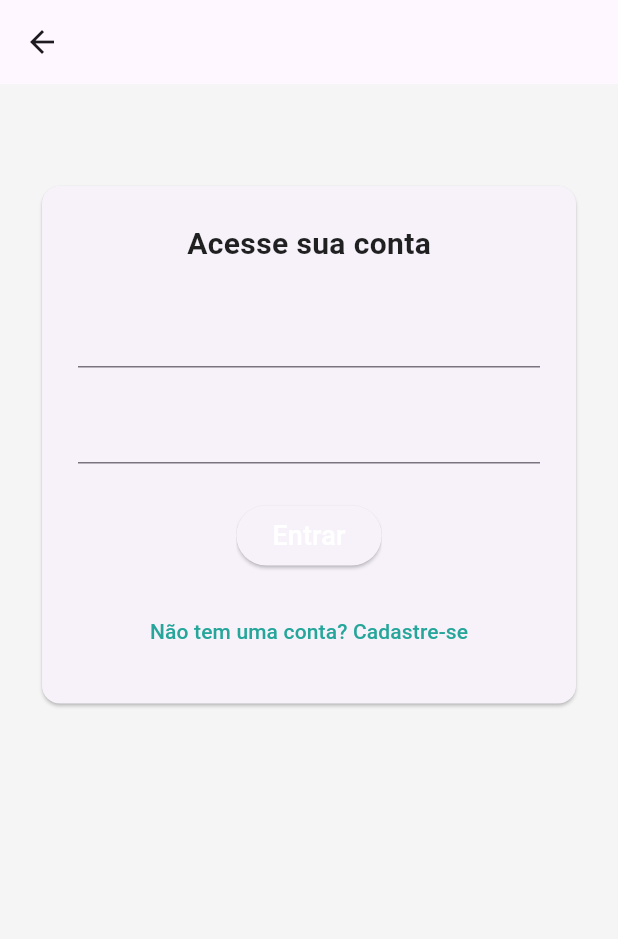
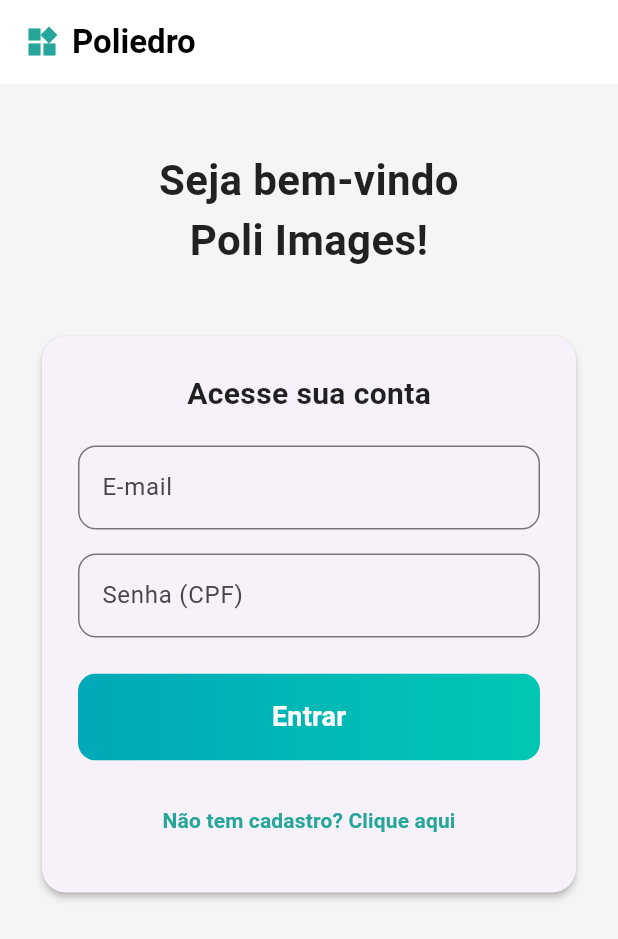
Before and after one commit to PoliImages/poli-images-front, a Flutter app: the LoginPage screen opened directly, on a phone screen of 412 x 824 dp. Shown: the top 939 px of the screen. Run offline on Flutter 3.47's test engine with Material 3 defaults, Android fonts, the phone set to English and light mode, and no system bars.

Commit message:
ajuste tela login

```diff
--- a/lib/features/auth/presentation/pages/login_page.dart
+++ b/lib/features/auth/presentation/pages/login_page.dart
@@ -1,6 +1,5 @@
 import 'package:flutter/material.dart';
 import '../../services/auth_service.dart';
-// Importa a página de cadastro para podermos navegar até ela
 import 'register_page.dart';
 
 class LoginPage extends StatefulWidget {
@@ -26,7 +25,6 @@
       _isLoading = true;
     });
 
-    // Chama o método de login do nosso serviço
     final result = await _authService.loginUser(
       email: email,
       password: password,
@@ -39,7 +37,7 @@
     if (mounted) {
       _showFeedback(
         message: result['message'],
-        isSuccess: result['statusCode'] == 200, // Sucesso no login é 200 OK
+        isSuccess: result['statusCode'] == 200,
       );
     }
   }
@@ -70,7 +68,21 @@
     return Scaffold(
       backgroundColor: Colors.grey[100],
       appBar: AppBar(
-        // ... (AppBar idêntico ao da RegisterPage) ...
+        backgroundColor: Colors.white,
+        elevation: 0,
+        title: Row(
+          children: [
+            Icon(Icons.widgets, color: Colors.teal[400]),
+            const SizedBox(width: 8),
+            const Text(
+              'Poliedro',
+              style: TextStyle(
+                color: Colors.black,
+                fontWeight: FontWeight.bold,
+              ),
+            ),
+          ],
+        ),
       ),
       body: SingleChildScrollView(
         child: Padding(
@@ -78,16 +90,28 @@
           child: Column(
             crossAxisAlignment: CrossAxisAlignment.stretch,
             children: [
-              // ... (Título idêntico) ...
+              const SizedBox(height: 20),
+              const Text(
+                'Seja bem-vindo\nPoli Images!',
+                textAlign: TextAlign.center,
+                style: TextStyle(
+                  fontSize: 28,
+                  fontWeight: FontWeight.bold,
+                  color: Colors.black87,
+                ),
+              ),
               const SizedBox(height: 40),
               Card(
-                // ... (Estilo do Card idêntico) ...
+                elevation: 2,
+                shape: RoundedRectangleBorder(
+                  borderRadius: BorderRadius.circular(16),
+                ),
                 child: Padding(
                   padding: const EdgeInsets.all(24.0),
                   child: Column(
                     children: [
                       const Text(
-                        'Acesse sua conta', // Texto alterado
+                        'Acesse sua conta',
                         style: TextStyle(
                           fontSize: 20,
                           fontWeight: FontWeight.bold,
@@ -97,17 +121,31 @@
                       const SizedBox(height: 20),
                       TextField(
                         controller: _emailController,
-                        // ... (Resto do TextField idêntico) ...
+                        keyboardType: TextInputType.emailAddress,
+                        decoration: InputDecoration(
+                          labelText: 'E-mail',
+                          hintText: 'Inserir e-mail institucional',
+                          border: OutlineInputBorder(
+                            borderRadius: BorderRadius.circular(12),
+                          ),
+                        ),
                       ),
                       const SizedBox(height: 16),
                       TextField(
                         controller: _passwordController,
-                        // ... (Resto do TextField idêntico) ...
+                        obscureText: true,
+                        decoration: InputDecoration(
+                          labelText: 'Senha (CPF)',
+                          hintText: 'Inserir apenas números',
+                          border: OutlineInputBorder(
+                            borderRadius: BorderRadius.circular(12),
+                          ),
+                        ),
                       ),
                       const SizedBox(height: 24),
                       _buildGradientButton(),
                       const SizedBox(height: 16),
-                      _buildRegisterButton(), // Botão para ir para a tela de cadastro
+                      _buildRegisterButton(),
                     ],
                   ),
                 ),
@@ -121,16 +159,41 @@
 
   Widget _buildGradientButton() {
     return ClipRRect(
-      // ... (Botão de gradiente idêntico, mas chama _handleLogin) ...
-      child: ElevatedButton(
-        onPressed: _handleLogin, // Chama a função de login
-        // ... (Resto do estilo) ...
-        child: _isLoading
-            ? const CircularProgressIndicator(color: Colors.white)
-            : const Text(
-                'Entrar', // Texto alterado
-                style: TextStyle(fontSize: 18, color: Colors.white),
-              ),
+      borderRadius: BorderRadius.circular(12),
+      child: Container(
+        decoration: const BoxDecoration(
+          gradient: LinearGradient(
+            colors: [Color(0xFF00A9B8), Color(0xFF00C7B3)],
+            begin: Alignment.centerLeft,
+            end: Alignment.centerRight,
+          ),
+        ),
+        child: ElevatedButton(
+          onPressed: _handleLogin,
+          style: ElevatedButton.styleFrom(
+            backgroundColor: Colors.transparent,
+            shadowColor: Colors.transparent,
+            padding: const EdgeInsets.symmetric(vertical: 16),
+            minimumSize: const Size(double.infinity, 50),
+          ),
+          child: _isLoading
+              ? const SizedBox(
+                  width: 24,
+                  height: 24,
+                  child: CircularProgressIndicator(
+                    color: Colors.white,
+                    strokeWidth: 3,
+                  ),
+                )
+              : const Text(
+                  'Entrar',
+                  style: TextStyle(
+                    fontSize: 18,
+                    fontWeight: FontWeight.bold,
+                    color: Colors.white,
+                  ),
+                ),
+        ),
       ),
     );
   }
@@ -139,8 +202,11 @@
     return TextButton(
       onPressed: _navigateToRegister,
       child: Text(
-        'Não tem uma conta? Cadastre-se',
-        style: TextStyle(color: Colors.teal[400]),
+        'Não tem cadastro? Clique aqui',
+        style: TextStyle(
+          color: Colors.teal[400],
+          fontWeight: FontWeight.bold,
+        ),
       ),
     );
   }
--- a/lib/features/auth/presentation/pages/register_page.dart
+++ b/lib/features/auth/presentation/pages/register_page.dart
@@ -1,5 +1,4 @@
 import 'package:flutter/material.dart';
-// Importa nosso novo serviço de autenticação
 import '../../services/auth_service.dart';
 
 class RegisterPage extends StatefulWidget {
@@ -12,38 +11,29 @@
 class _RegisterPageState extends State<RegisterPage> {
   final _emailController = TextEditingController();
   final _passwordController = TextEditingController();
-  final _authService = AuthService(); // Instância do nosso serviço
-
-  // Variável para controlar o estado de carregamento
+  final _authService = AuthService();
   bool _isLoading = false;
 
-  // Função ASSÍNCRONA para lidar com o registro
   Future<void> _handleRegister() async {
-    // Se já estiver carregando, não faz nada
     if (_isLoading) return;
 
-    // Pega os valores dos campos
     final email = _emailController.text;
     final password = _passwordController.text;
 
-    // Ativa o estado de carregamento
     setState(() {
       _isLoading = true;
     });
 
-    // Chama o método do nosso serviço para registrar o usuário
     final result = await _authService.registerUser(
       email: email,
       password: password,
     );
 
-    // Desativa o estado de carregamento
     setState(() {
       _isLoading = false;
     });
 
-    // Mostra o feedback para o usuário
-    if (mounted) { // Garante que o widget ainda está na tela
+    if (mounted) {
       _showFeedback(
         message: result['message'],
         isSuccess: result['statusCode'] == 201,
@@ -51,13 +41,16 @@
     }
   }
 
-  // Função para mostrar SnackBar com feedback
   void _showFeedback({required String message, required bool isSuccess}) {
     final snackBar = SnackBar(
       content: Text(message),
       backgroundColor: isSuccess ? Colors.green[600] : Colors.red[600],
     );
     ScaffoldMessenger.of(context).showSnackBar(snackBar);
+  }
+
+  void _navigateToLogin() {
+    Navigator.of(context).pop();
   }
 
   @override
@@ -74,6 +67,9 @@
       appBar: AppBar(
         backgroundColor: Colors.white,
         elevation: 0,
+        // Adiciona um botão de "voltar" automaticamente
+        automaticallyImplyLeading: true,
+        iconTheme: IconThemeData(color: Colors.grey[800]),
         title: Row(
           children: [
             Icon(Icons.widgets, color: Colors.teal[400]),
@@ -148,6 +144,8 @@
                       ),
                       const SizedBox(height: 24),
                       _buildGradientButton(),
+                      const SizedBox(height: 16),
+                      _buildLoginButton(),
                     ],
                   ),
                 ),
@@ -159,7 +157,6 @@
     );
   }
 
-  // Widget para o botão, agora mostra um loading
   Widget _buildGradientButton() {
     return ClipRRect(
       borderRadius: BorderRadius.circular(12),
@@ -200,4 +197,18 @@
       ),
     );
   }
+
+  Widget _buildLoginButton() {
+    return TextButton(
+      onPressed: _navigateToLogin,
+      child: Text(
+        'Já tem cadastro? Clique aqui para ir para a tela de login.',
+        textAlign: TextAlign.center,
+        style: TextStyle(
+          color: Colors.teal[400],
+          fontWeight: FontWeight.bold,
+        ),
+      ),
+    );
+  }
 }
--- a/lib/main.dart
+++ b/lib/main.dart
@@ -1,6 +1,6 @@
 import 'package:flutter/material.dart';
-// Importa nossa nova página de cadastro organizada
-import 'features/auth/presentation/pages/register_page.dart';
+// 1. Importa a página de LOGIN em vez da de cadastro
+import 'features/auth/presentation/pages/login_page.dart';
 
 void main() {
   runApp(const PoliImagesApp());
@@ -18,7 +18,8 @@
         fontFamily: 'Roboto',
         primarySwatch: Colors.teal,
       ),
-      home: const RegisterPage(),
+      // 2. AQUI ESTÁ A CORREÇÃO: O app agora começa na LoginPage
+      home: const LoginPage(),
     );
   }
 }
```
